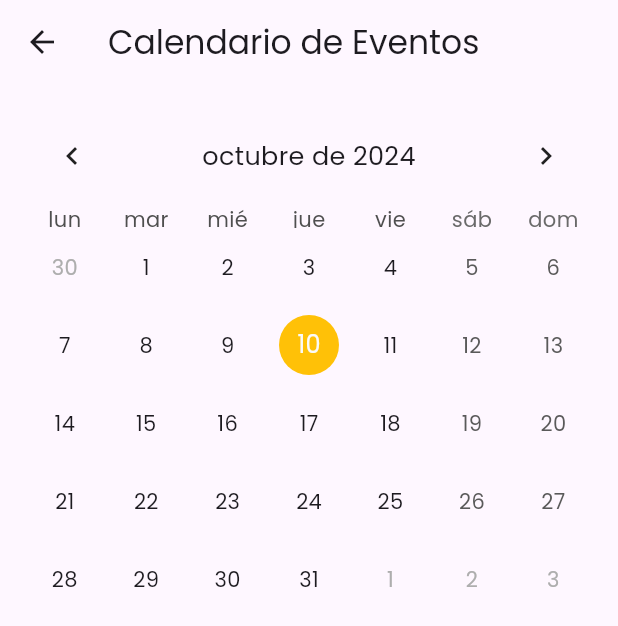
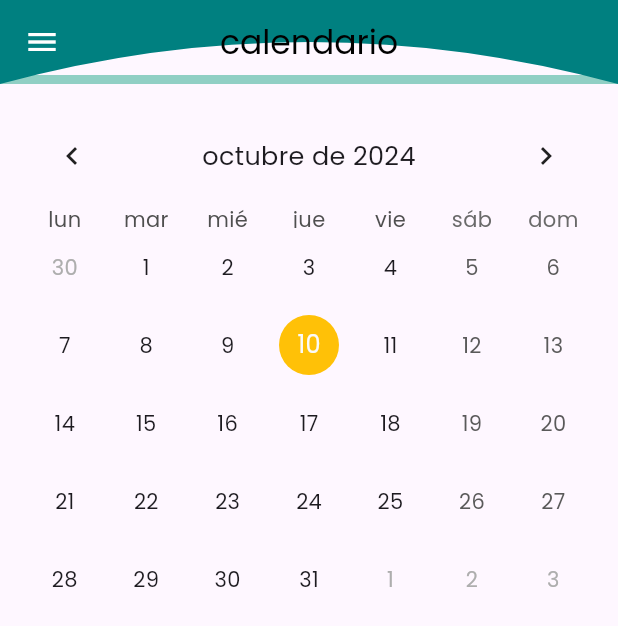
Before and after one commit to Fuerte159753/app_eventos, a Flutter app: the CalendarPage screen opened by its route, on a phone screen of 412 x 824 dp. Shown: the top 626 px of the screen. Run offline on Flutter 3.47's test engine with Material 3 defaults, Android fonts, the phone set to English and light mode, and no system bars; drawn by our look-alikes of table_calendar; our stand-ins replace cloud_firestore, firebase_auth, firebase_core, firebase_storage, google_sign_in, image_picker and 1 more; accounts and stored records are empty.

Commit message:
cambios vista calendario v0.0.5

```diff
--- a/lib/app/calendario/calendario.dart
+++ b/lib/app/calendario/calendario.dart
@@ -1,6 +1,8 @@
 import 'package:flutter/material.dart';
 import 'package:table_calendar/table_calendar.dart';
-import 'package:intl/date_symbol_data_local.dart'; // Importa esto para la localización
+import 'package:intl/date_symbol_data_local.dart'; // Para la localización
+import 'package:app_eventos/app/widgets/menu_lateral.dart'; // Asegúrate de importar tu menú lateral
+import 'package:intl/intl.dart'; // Para formatear la fecha
 
 class CalendarPage extends StatefulWidget {
   @override
@@ -17,12 +19,80 @@ class _CalendarPageState extends State<CalendarPage> {
     initializeDateFormatting(); // Inicializa la localización para fechas
   }
 
+  void _showEventsModal(BuildContext context, DateTime selectedDay) {
+    String formattedDate = DateFormat('EEEE, d MMMM', 'es_ES').format(selectedDay);
+
+    showModalBottomSheet(
+      context: context,
+      builder: (context) {
+        return Container(
+          padding: const EdgeInsets.all(16.0),
+          height: 200,
+          child: Column(
+            crossAxisAlignment: CrossAxisAlignment.start,
+            children: [
+              Text(
+                'Eventos de $formattedDate',
+                style: const TextStyle(
+                  fontSize: 20,
+                  fontWeight: FontWeight.bold,
+                ),
+              ),
+              const SizedBox(height: 10),
+              const Text('No hay eventos para este día.'),
+            ],
+          ),
+        );
+      },
+    );
+  }
+
   @override
   Widget build(BuildContext context) {
     return Scaffold(
       appBar: AppBar(
-        title: const Text('Calendario de Eventos'),
+        title: const Text(
+          'calendario',
+          style: TextStyle(
+            color: Color.fromARGB(255, 0, 0, 0),
+          ),
+        ),
+        centerTitle: true,
+        leading: Builder(
+          builder: (BuildContext context) {
+            return IconButton(
+              icon: const Icon(
+                Icons.menu,
+                color: Colors.white,
+              ),
+              onPressed: () {
+                Scaffold.of(context).openDrawer();
+              },
+            );
+          },
+        ),
+        flexibleSpace: Stack(
+          children: [
+            Positioned(
+              top: 50,
+              left: 0,
+              right: 0,
+              child: Container(
+                height: 150,
+                color: const Color(0xFF90cfc4), // Color claro
+              ),
+            ),
+            ClipPath(
+              clipper: TopHalfCircleClipper(),
+              child: Container(
+                height: 150, // Altura del medio círculo
+                color: const Color(0xFF008080), // Color oscuro
+              ),
+            ),
+          ],
+        ),
       ),
+      drawer: const MenuLateral(), // Aquí añadimos el menú lateral
       body: Padding(
         padding: const EdgeInsets.all(16.0),
         child: TableCalendar(
@@ -38,6 +108,8 @@ class _CalendarPageState extends State<CalendarPage> {
               _selectedDay = selectedDay;
               _focusedDay = focusedDay;
             });
+
+            _showEventsModal(context, selectedDay);
           },
           calendarFormat: CalendarFormat.month,
           startingDayOfWeek: StartingDayOfWeek.monday,
@@ -60,3 +132,21 @@ class _CalendarPageState extends State<CalendarPage> {
     );
   }
 }
+
+// ClipPath para el medio círculo en la parte superior del AppBar
+class TopHalfCircleClipper extends CustomClipper<Path> {
+  @override
+  Path getClip(Size size) {
+    Path path = Path();
+    path.lineTo(0, size.height);
+    path.quadraticBezierTo(size.width / 2, 0, size.width, size.height);
+    path.lineTo(size.width, 0);
+    path.close();
+    return path;
+  }
+
+  @override
+  bool shouldReclip(covariant CustomClipper<Path> oldClipper) {
+    return false;
+  }
+}
```
Also changed, not shown: lib/app/inicio.dart (+6 -6 lines).
